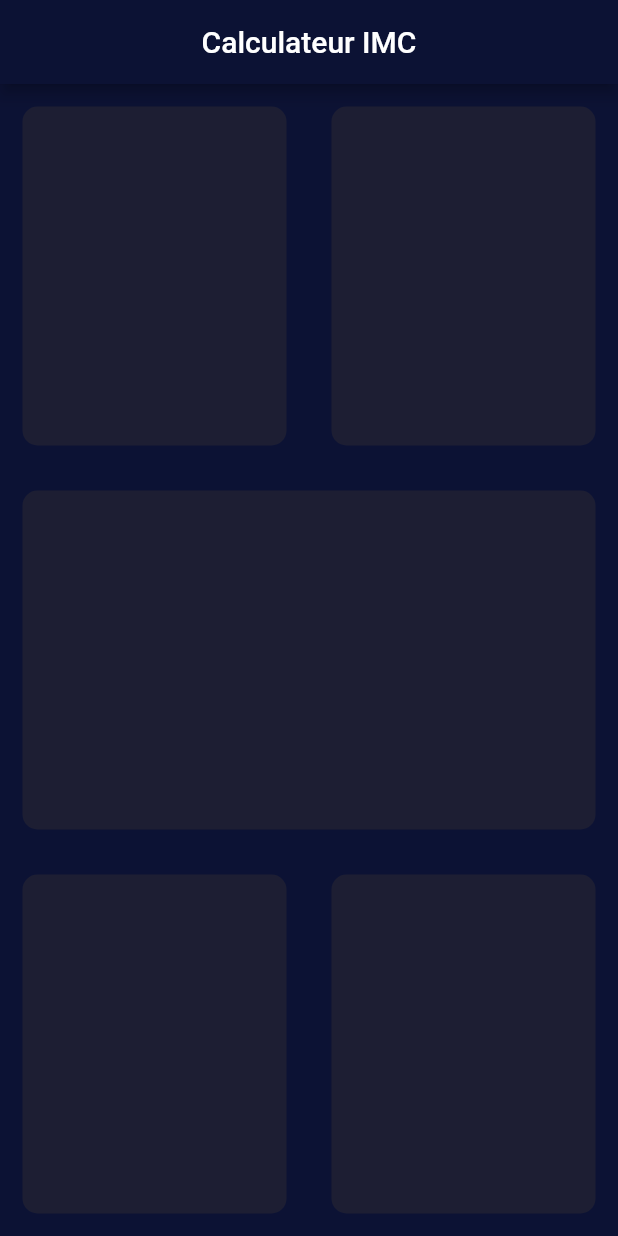
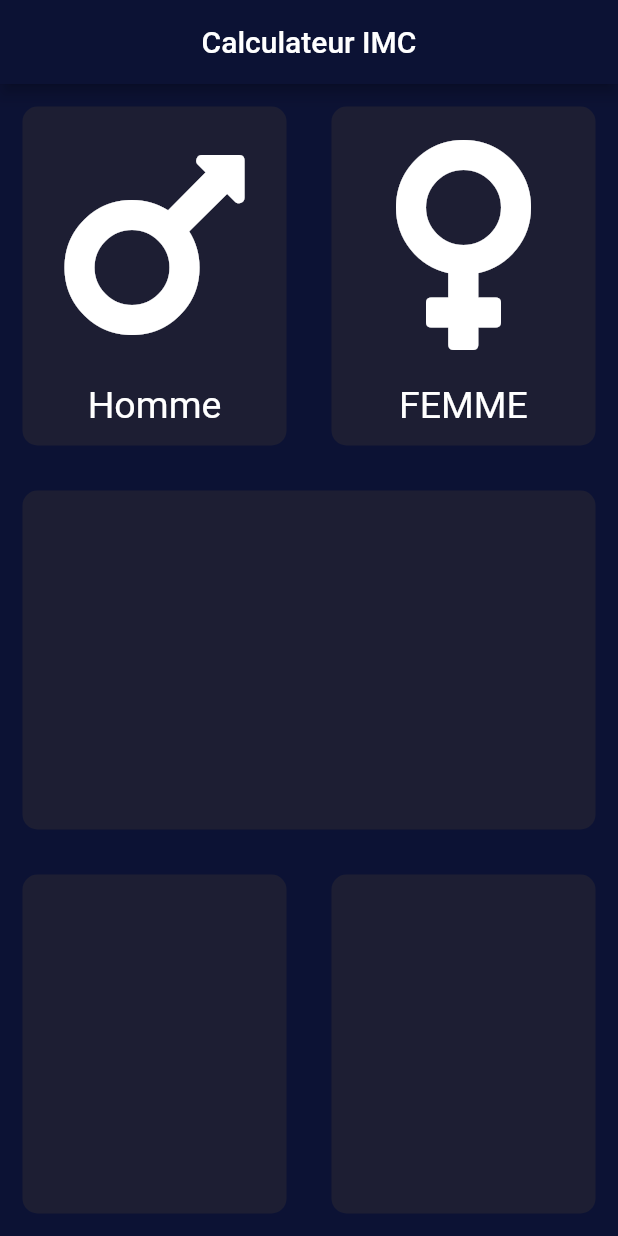
Before and after one commit to imaho-ivou/healthy, a Flutter app: the screen it shows after launch, on a phone screen of 412 x 824 dp. Run offline on Flutter 3.47's test engine with Material 2 defaults, Android fonts, the phone set to English and light mode, and no system bars; our stand-ins replace font_awesome_flutter.

Commit message:
Ajout le package fontawesome/ ajout icone +text 1er row de lapli

```diff
--- a/lib/Carte/myCarte/myCarte.dart
+++ b/lib/Carte/myCarte/myCarte.dart
@@ -5,12 +5,14 @@ const bottomColor = Color(0xFFEB1555);
 
 class MyCarte extends StatelessWidget {
   final Color couleur;
-  MyCarte(this.couleur);
+  final Widget ChildWidget;
+  MyCarte(this.couleur, this.ChildWidget);
 
   @override
   Widget build(BuildContext context) {
     return Expanded(
       child: Container(
+        child: ChildWidget,
         margin: EdgeInsets.all(15),
         decoration: BoxDecoration(
           borderRadius: BorderRadiusDirectional.circular(10.0),
--- a/lib/main.dart
+++ b/lib/main.dart
@@ -1,4 +1,5 @@
 import 'package:flutter/material.dart';
+import 'package:font_awesome_flutter/font_awesome_flutter.dart';
 import 'package:healthy/Carte/myCarte/myCarte.dart';
 
 void main() {
@@ -48,17 +49,47 @@ class _InputPageState extends State<InputPage> {
           Expanded(
             child: Row(
               children: [
-                MyCarte(couleurActive),
-                MyCarte(couleurActive),
+                MyCarte(
+                  couleurActive,
+                  Column(
+                    mainAxisAlignment: MainAxisAlignment.spaceEvenly,
+                    children: [
+                      Icon(
+                        FontAwesomeIcons.mars,
+                        size: 160.0,
+                      ),
+                      Text(
+                        "Homme",
+                        style: TextStyle(color: Colors.white, fontSize: 25),
+                      )
+                    ],
+                  ),
+                ),
+                MyCarte(
+                  couleurActive,
+                  Column(
+                    mainAxisAlignment: MainAxisAlignment.spaceEvenly,
+                    children: [
+                      Icon(
+                        FontAwesomeIcons.venus,
+                        size: 160.0,
+                      ),
+                      Text(
+                        "FEMME",
+                        style: TextStyle(color: Colors.white, fontSize: 25),
+                      )
+                    ],
+                  ),
+                ),
               ],
             ),
           ),
-          MyCarte(couleurActive),
+          MyCarte(couleurActive, Container()),
           Expanded(
             child: Row(
               children: [
-                MyCarte(couleurActive),
-                MyCarte(couleurActive),
+                MyCarte(couleurActive, Container()),
+                MyCarte(couleurActive, Container()),
               ],
             ),
           ),
--- a/pubspec.yaml
+++ b/pubspec.yaml
@@ -34,6 +34,7 @@ dependencies:
   # The following adds the Cupertino Icons font to your application.
   # Use with the CupertinoIcons class for iOS style icons.
   cupertino_icons: ^1.0.2
+  font_awesome_flutter: ^9.2.0
 
 dev_dependencies:
   flutter_test:
```
Also changed, not shown: pubspec.lock.
